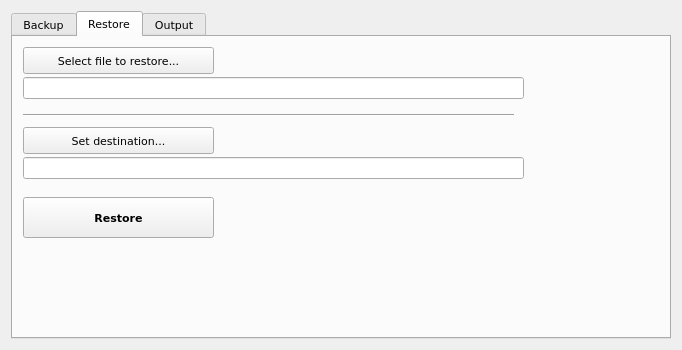
Above: tar-backup/tar_backup.ui from marazmista/tar-backup before the change. Below: the same form after it.
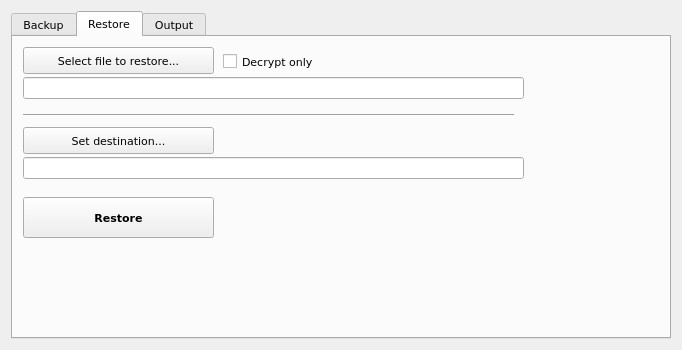
That is the form after the change. The open tabs and pages were chosen to show the change.

Commit message: add Decrypt only, check if destination directory exists and minor fixes

What changed in the file:
```diff
--- a/tar-backup/tar_backup.ui
+++ b/tar-backup/tar_backup.ui
@@ -250,6 +250,22 @@
          <enum>Qt::Horizontal</enum>
         </property>
        </widget>
+       <widget class="QCheckBox" name="cb_decryptOnly">
+        <property name="enabled">
+         <bool>true</bool>
+        </property>
+        <property name="geometry">
+         <rect>
+          <x>210</x>
+          <y>14</y>
+          <width>111</width>
+          <height>21</height>
+         </rect>
+        </property>
+        <property name="text">
+         <string>Decrypt only</string>
+        </property>
+       </widget>
       </widget>
       <widget class="QWidget" name="outputTab">
        <attribute name="title">
```
Left out of the diff: 2 changed lines with no effect on the pictures. The commit also changes 3 other files.
